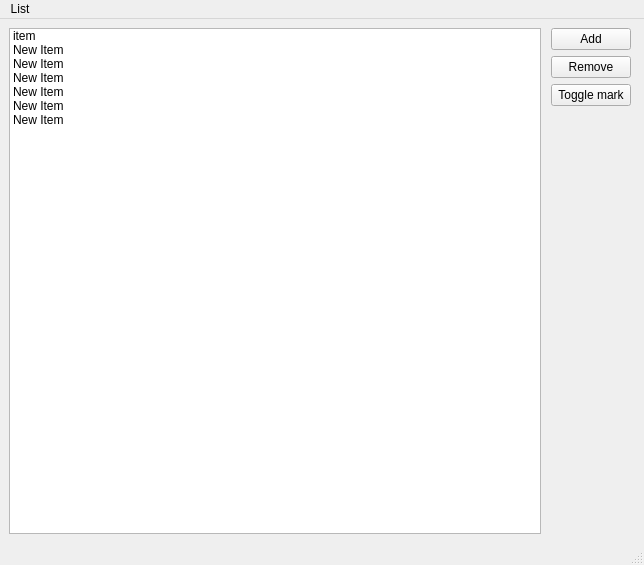
First picture: the form in interface/main.ui, repository MatusGuy/tickathon, before the edit.
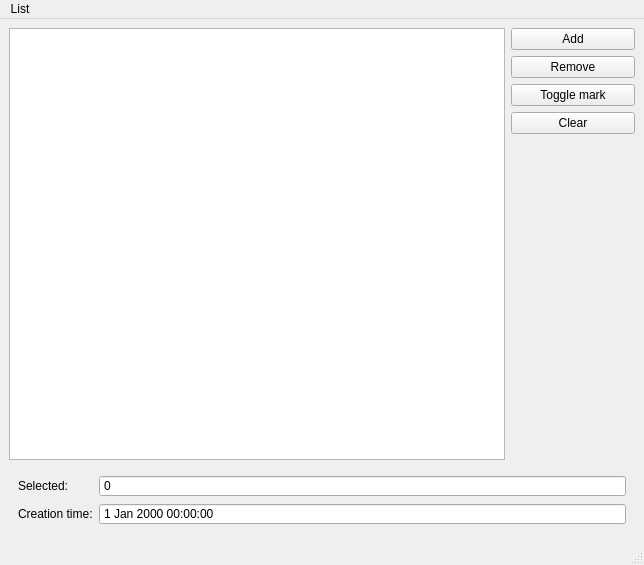
Second picture: the form after the edit. Icons and pictures are not drawn.

Commit message: Shows date when creating item

Patch:
```diff
--- a/interface/main.ui
+++ b/interface/main.ui
@@ -14,21 +14,6 @@
    <string>MainWindow</string>
   </property>
   <widget class="QWidget" name="MainWidget">
-   <layout class="QGridLayout" name="gridLayout">
-    <item row="0" column="2">
-     <widget class="QWidget" name="ControlPanel" native="true">
-      <property name="sizePolicy">
-       <sizepolicy hsizetype="Fixed" vsizetype="Expanding">
-        <horstretch>0</horstretch>
-        <verstretch>0</verstretch>
-       </sizepolicy>
-      </property>
-      <property name="maximumSize">
-       <size>
-        <width>16777214</width>
-        <height>16777215</height>
-       </size>
-      </property>
       <property name="styleSheet">
        <string notr="true">QPushButton{
 	image: url()
@@ -44,28 +29,13 @@
 	background-color: rgb(59, 168, 255)
 }</string>
       </property>
-      <layout class="QVBoxLayout" name="verticalLayout">
-       <property name="sizeConstraint">
-        <enum>QLayout::SetFixedSize</enum>
-       </property>
-       <property name="leftMargin">
-        <number>4</number>
-       </property>
-       <property name="topMargin">
-        <number>0</number>
-       </property>
-       <property name="rightMargin">
-        <number>4</number>
-       </property>
-       <property name="bottomMargin">
-        <number>4</number>
-       </property>
-       <item>
+   <layout class="QGridLayout" name="gridLayout">
+    <item row="0" column="4">
         <widget class="QPushButton" name="AddButton">
          <property name="sizePolicy">
           <sizepolicy hsizetype="Preferred" vsizetype="Fixed">
            <horstretch>0</horstretch>
-           <verstretch>0</verstretch>
+        <verstretch>1</verstretch>
           </sizepolicy>
          </property>
          <property name="text">
@@ -77,12 +47,12 @@
          </property>
         </widget>
        </item>
-       <item>
+    <item row="1" column="4">
         <widget class="QPushButton" name="RemoveButton">
          <property name="sizePolicy">
           <sizepolicy hsizetype="Preferred" vsizetype="Fixed">
            <horstretch>0</horstretch>
-           <verstretch>0</verstretch>
+        <verstretch>1</verstretch>
           </sizepolicy>
          </property>
          <property name="text">
@@ -94,12 +64,12 @@
          </property>
         </widget>
        </item>
-       <item>
+    <item row="2" column="4">
         <widget class="QPushButton" name="MarkButton">
          <property name="sizePolicy">
           <sizepolicy hsizetype="Preferred" vsizetype="Fixed">
            <horstretch>0</horstretch>
-           <verstretch>0</verstretch>
+        <verstretch>1</verstretch>
           </sizepolicy>
          </property>
          <property name="text">
@@ -111,7 +81,7 @@
          </property>
         </widget>
        </item>
-       <item>
+    <item row="4" column="4" rowspan="2">
         <spacer name="verticalSpacer">
          <property name="orientation">
           <enum>Qt::Vertical</enum>
@@ -119,18 +89,35 @@
          <property name="sizeHint" stdset="0">
           <size>
            <width>20</width>
-           <height>45</height>
+        <height>40</height>
           </size>
          </property>
         </spacer>
        </item>
-      </layout>
+    <item row="3" column="4">
+     <widget class="QPushButton" name="ClearButton">
+      <property name="sizePolicy">
+       <sizepolicy hsizetype="Preferred" vsizetype="Fixed">
+        <horstretch>0</horstretch>
+        <verstretch>1</verstretch>
+       </sizepolicy>
+      </property>
+      <property name="text">
+       <string>Clear</string>
+      </property>
+      <property name="icon">
+       <iconset>
+        <normaloff>../assets/logout.png</normaloff>../assets/logout.png</iconset>
+      </property>
      </widget>
     </item>
-    <item row="0" column="0" rowspan="3" colspan="2">
+    <item row="0" column="0" rowspan="6" colspan="4">
      <widget class="QListWidget" name="List">
-      <property name="editTriggers">
-       <set>QAbstractItemView::AllEditTriggers</set>
+      <property name="sizePolicy">
+       <sizepolicy hsizetype="Expanding" vsizetype="Expanding">
+        <horstretch>0</horstretch>
+        <verstretch>1</verstretch>
+       </sizepolicy>
       </property>
       <property name="dragEnabled">
        <bool>true</bool>
@@ -162,41 +149,55 @@
       <property name="wordWrap">
        <bool>true</bool>
       </property>
-      <item>
-       <property name="text">
-        <string>item</string>
-       </property>
-      </item>
-      <item>
+     </widget>
+    </item>
+    <item row="6" column="0" colspan="5">
+     <widget class="QWidget" name="widget" native="true">
+      <layout class="QGridLayout" name="gridLayout_2">
+       <item row="1" column="0">
+        <widget class="QLabel" name="CreationTimeLabel">
        <property name="text">
-        <string>New Item</string>
-       </property>
-      </item>
-      <item>
-       <property name="text">
-        <string>New Item</string>
-       </property>
-      </item>
-      <item>
+          <string>Creation time:</string>
+         </property>
+        </widget>
+       </item>
+       <item row="0" column="0">
+        <widget class="QLabel" name="SelectedLabel">
+         <property name="sizePolicy">
+          <sizepolicy hsizetype="Fixed" vsizetype="Preferred">
+           <horstretch>0</horstretch>
+           <verstretch>0</verstretch>
+          </sizepolicy>
+         </property>
        <property name="text">
-        <string>New Item</string>
-       </property>
-      </item>
-      <item>
-       <property name="text">
-        <string>New Item</string>
-       </property>
-      </item>
-      <item>
-       <property name="text">
-        <string>New Item</string>
-       </property>
-      </item>
-      <item>
-       <property name="text">
-        <string>New Item</string>
-       </property>
-      </item>
+          <string>Selected:</string>
+         </property>
+        </widget>
+       </item>
+       <item row="1" column="1" colspan="2">
+        <widget class="QDateTimeEdit" name="ItemCreationTime">
+         <property name="readOnly">
+          <bool>true</bool>
+         </property>
+         <property name="buttonSymbols">
+          <enum>QAbstractSpinBox::NoButtons</enum>
+         </property>
+         <property name="timeSpec">
+          <enum>Qt::LocalTime</enum>
+         </property>
+        </widget>
+       </item>
+       <item row="0" column="1" colspan="2">
+        <widget class="QSpinBox" name="SelectedCount">
+         <property name="readOnly">
+          <bool>true</bool>
+         </property>
+         <property name="buttonSymbols">
+          <enum>QAbstractSpinBox::NoButtons</enum>
+         </property>
+        </widget>
+       </item>
+      </layout>
      </widget>
     </item>
    </layout>
```
Left out of the diff: 38 changed lines with no effect on the pictures. Lines whose indentation alone changed are shown as unchanged. The commit also changes 9 other files.
